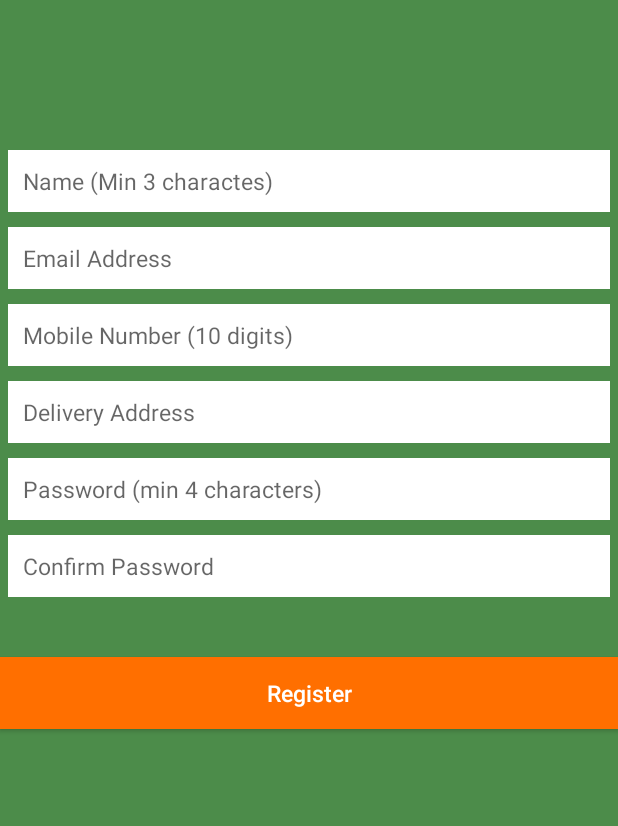
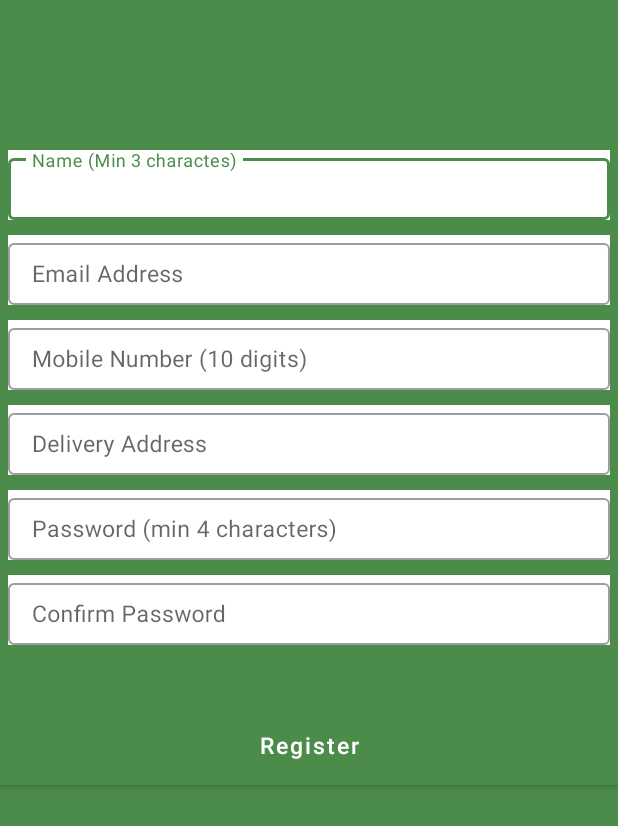
Before and after one commit to BirajGupta/FoodApp_Android_dev, an Android app: the layout activity_registration.xml on its own in the app's theme, with its tools: preview values and no code run, on a phone screen of 412 x 824 dp. Shown: the top 826 px of the screen. Run offline under Robolectric (Android 15) with nearby library versions, the phone set to English and light mode, and no system bars; network calls fail.

Commit message:
Added material UI for edit texts and buttons to provide interactive experience to the user.

```diff
--- a/app/src/main/res/layout/activity_registration.xml
+++ b/app/src/main/res/layout/activity_registration.xml
@@ -8,89 +8,132 @@
     tools:context=".Activity.Registration"
     android:background="#4c8c4a">
 
-    <EditText
+    <com.google.android.material.textfield.TextInputLayout
         android:id="@+id/etRegistrationName"
+        style="@style/Widget.MaterialComponents.TextInputLayout.OutlinedBox"
         android:layout_width="match_parent"
         android:layout_height="wrap_content"
+        android:layout_marginRight="5dp"
+        android:layout_marginLeft="5dp"
+        android:layout_marginTop="100dp"
+        android:minLines="3"
+        android:inputType="text"
+        android:background="#ffffff">
+
+        <com.google.android.material.textfield.TextInputEditText
+            android:layout_width="match_parent"
+            android:layout_height="match_parent"
             android:textSize="15sp"
             android:padding="10dp"
-        android:background="#ffffff"
-        android:layout_marginTop="100dp"
+            android:hint="@string/name_min_3_characters"
+            />
+    </com.google.android.material.textfield.TextInputLayout>
+
+    <com.google.android.material.textfield.TextInputLayout
+    android:id="@+id/etRegistrationEmail"
+    style="@style/Widget.MaterialComponents.TextInputLayout.OutlinedBox"
+    android:layout_width="match_parent"
+    android:layout_height="wrap_content"
+    android:layout_marginRight="5dp"
     android:layout_marginLeft="5dp"
-        android:layout_marginRight="5dp"
-        android:minLines="3"
-        android:hint="@string/name_min_3_charactes"
-        android:inputType="text"/>
+    android:layout_marginTop="10dp"
+    android:inputType="textEmailAddress"
+    android:background="#ffffff">
 
-    <EditText
-        android:id="@+id/etRegistrationEmail"
+    <com.google.android.material.textfield.TextInputEditText
         android:layout_width="match_parent"
+        android:layout_height="match_parent"
         android:textSize="15sp"
         android:padding="10dp"
-        android:background="#ffffff"
+        android:hint="@string/email_address"
+        />
+    </com.google.android.material.textfield.TextInputLayout>
+
+    <com.google.android.material.textfield.TextInputLayout
+        android:id="@+id/etRegistrationNumber"
+        style="@style/Widget.MaterialComponents.TextInputLayout.OutlinedBox"
+        android:layout_width="match_parent"
+        android:layout_height="wrap_content"
+        android:layout_marginRight="5dp"
+        android:layout_marginLeft="5dp"
         android:layout_marginTop="10dp"
-        android:layout_marginLeft="5dp"
-        android:layout_marginRight="5dp"
-        android:layout_height="wrap_content"
-        android:hint="@string/email_address"
-        android:inputType="textEmailAddress"/>
+        android:inputType="phone"
+        android:maxLength="10"
+        android:background="#ffffff">
 
-    <EditText
-        android:id="@+id/etRegistrationNumber"
+        <com.google.android.material.textfield.TextInputEditText
             android:layout_width="match_parent"
+            android:layout_height="match_parent"
             android:textSize="15sp"
             android:padding="10dp"
-        android:background="#ffffff"
+            android:hint="@string/mobile_number_10_digits"
+            />
+    </com.google.android.material.textfield.TextInputLayout>
+
+    <com.google.android.material.textfield.TextInputLayout
+        android:id="@+id/etRegistrationAddress"
+        style="@style/Widget.MaterialComponents.TextInputLayout.OutlinedBox"
+        android:layout_width="match_parent"
+        android:layout_height="wrap_content"
+        android:layout_marginRight="5dp"
+        android:layout_marginLeft="5dp"
         android:layout_marginTop="10dp"
-        android:layout_marginLeft="5dp"
-        android:layout_marginRight="5dp"
-        android:layout_height="wrap_content"
-        android:hint="@string/mobile_number_10_digits"
-        android:inputType="phone"
-        android:maxLength="10"/>
+        android:inputType="text"
+        android:background="#ffffff">
 
-    <EditText
-        android:id="@+id/etRegistrationAddress"
+        <com.google.android.material.textfield.TextInputEditText
             android:layout_width="match_parent"
+            android:layout_height="match_parent"
             android:textSize="15sp"
             android:padding="10dp"
-        android:background="#ffffff"
-        android:layout_marginTop="10dp"
-        android:layout_marginLeft="5dp"
-        android:layout_marginRight="5dp"
-        android:layout_height="wrap_content"
             android:hint="@string/delivery_address"
-        android:inputType="text"/>
+            />
+    </com.google.android.material.textfield.TextInputLayout>
 
-    <EditText
+    <com.google.android.material.textfield.TextInputLayout
         android:id="@+id/etRegistrationPassword"
+        style="@style/Widget.MaterialComponents.TextInputLayout.OutlinedBox"
         android:layout_width="match_parent"
         android:layout_height="wrap_content"
+        android:layout_marginRight="5dp"
+        android:layout_marginLeft="5dp"
+        android:layout_marginTop="10dp"
+        android:minEms="4"
+        android:inputType="textPassword"
+        android:background="#ffffff">
+
+        <com.google.android.material.textfield.TextInputEditText
+            android:layout_width="match_parent"
+            android:layout_height="match_parent"
             android:textSize="15sp"
             android:padding="10dp"
-        android:background="#ffffff"
+            android:hint="@string/password_min_4_characters1"
+            />
+    </com.google.android.material.textfield.TextInputLayout>
+
+    <com.google.android.material.textfield.TextInputLayout
+        android:id="@+id/etRegistrationConfirmPassword"
+        style="@style/Widget.MaterialComponents.TextInputLayout.OutlinedBox"
+        android:layout_width="match_parent"
+        android:layout_height="wrap_content"
+        android:layout_marginRight="5dp"
+        android:layout_marginLeft="5dp"
         android:layout_marginTop="10dp"
-        android:layout_marginLeft="5dp"
-        android:layout_marginRight="5dp"
         android:minEms="4"
-        android:hint="Password (min 4 characters)"
-        android:inputType="textPassword"/>
+        android:inputType="textPassword"
+        android:background="#ffffff">
 
-    <EditText
-        android:id="@+id/etRegistrationConfirmPassword"
+        <com.google.android.material.textfield.TextInputEditText
             android:layout_width="match_parent"
+            android:layout_height="match_parent"
             android:textSize="15sp"
             android:padding="10dp"
-        android:background="#ffffff"
-        android:layout_marginTop="10dp"
-        android:layout_marginLeft="5dp"
-        android:layout_marginRight="5dp"
-        android:layout_height="wrap_content"
             android:hint="@string/confirm_password"
-        android:minEms="4"
-        android:inputType="textPassword"/>
+            />
+    </com.google.android.material.textfield.TextInputLayout>
 
-    <Button
+
+    <com.google.android.material.button.MaterialButton
         android:id="@+id/btnRegister"
         android:layout_width="match_parent"
         android:layout_height="wrap_content"
@@ -103,5 +146,4 @@
         android:textColor="#ffffff"/>
 
 
-
 </LinearLayout>
--- a/app/src/main/res/values/strings.xml
+++ b/app/src/main/res/values/strings.xml
@@ -12,7 +12,7 @@
     <string name="forgot_password">Forgot Password?</string>
     <string name="don_t_have_an_account_sign_up_now">Don\'t have an account? Sign up now</string>
     <string name="foodrunner">FoodRunner!</string>
-    <string name="name_min_3_charactes">Name (Min 3 charactes)</string>
+    <string name="name_min_3_characters">Name (Min 3 charactes)</string>
     <string name="delivery_address">Delivery Address</string>
     <string name="password_min_4_characters">Password (Min 4 characters)</string>
     <string name="confirm_password">Confirm Password</string>
@@ -43,4 +43,8 @@
     <string name="ok">OK</string>
     <string name="list_item">list item</string>
     <string name="rs_200_person">Rs.200/Person</string>
+    <string name="enter_otp_received_on_email">Enter OTP received on Email</string>
+    <string name="enter_new_password">Enter New Password</string>
+    <string name="confirm_password1">Confirm password</string>
+    <string name="password_min_4_characters1">Password (min 4 characters)</string>
 </resources>
--- a/app/src/main/res/values/styles.xml
+++ b/app/src/main/res/values/styles.xml
@@ -1,7 +1,7 @@
 <resources>
 
     <!-- Base application theme. -->
-    <style name="AppTheme" parent="Theme.AppCompat.Light.NoActionBar">
+    <style name="AppTheme" parent="Theme.MaterialComponents.Light.DarkActionBar">
         <!-- Customize your theme here. -->
         <item name="colorPrimary">@color/colorPrimary</item>
         <item name="colorPrimaryDark">@color/colorPrimaryDark</item>
```
Also changed, not shown: app/src/main/res/layout/activity_login.xml (+40 -25 lines), app/src/main/res/layout/activity_otp_verification.xml (+50 -16 lines). Lines whose indentation alone changed are shown as unchanged.
